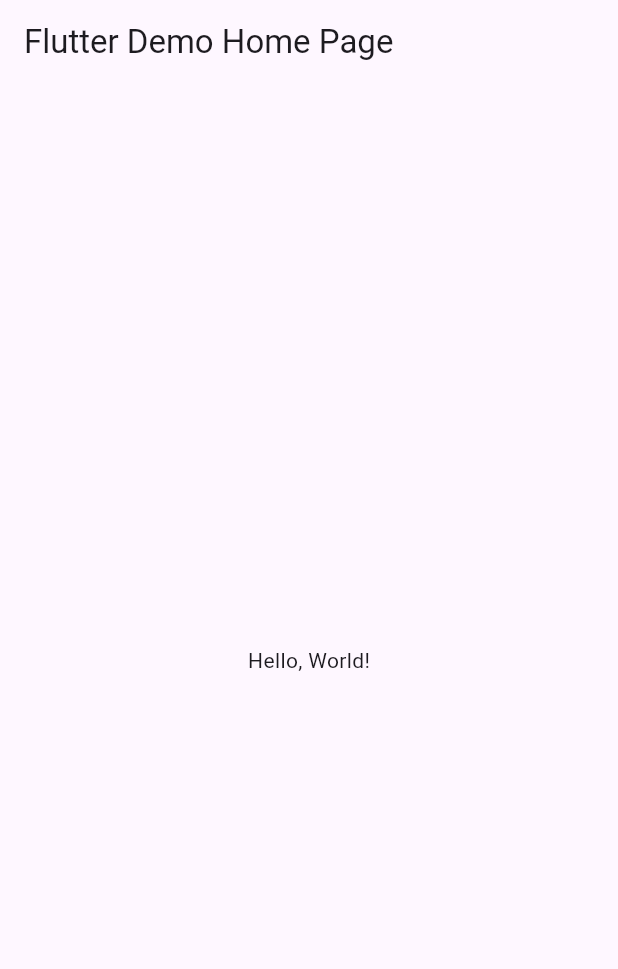
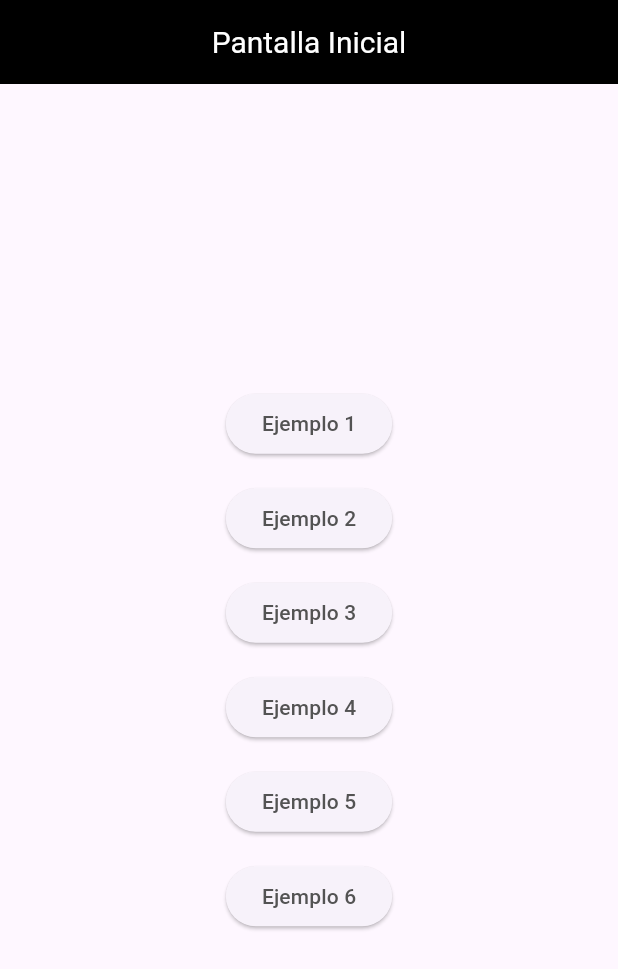
Before and after one commit to JToledo19/act7, a Flutter app: the screen it shows after launch, on a phone screen of 412 x 824 dp. Shown: the top 969 px of the screen. Run offline on Flutter 3.47's test engine with Material 3 defaults, Android fonts, the phone set to English and light mode, and no system bars.

```diff
--- /dev/null
+++ b/lib/inicial.dart
@@ -0,0 +1,91 @@
+import 'package:flutter/material.dart';
+
+class Inicial extends StatelessWidget {
+  const Inicial({Key? key}) : super(key: key);
+
+  @override
+  Widget build(BuildContext context) {
+    return Scaffold(
+      appBar: AppBar(
+        backgroundColor: const Color(0xff000000),
+        iconTheme: const IconThemeData(color: Colors.white),
+        title: const Center(
+          child: Text(
+            'Pantalla Inicial',
+            style: TextStyle(
+              color: Color(0xffffffff),
+              fontSize: 20.0,
+            ),
+          ),
+        ),
+      ),
+      body: Center(
+        child: Column(
+          mainAxisAlignment: MainAxisAlignment.center,
+          crossAxisAlignment: CrossAxisAlignment.center,
+          children: [
+            ElevatedButton(
+              onPressed: () {
+                Navigator.pushNamed(context, '/pantalla2');
+              },
+              style: ElevatedButton.styleFrom(
+                foregroundColor: Color(0xff535353), // Color del texto
+              ),
+              child: const Text('Ejemplo 1'),
+            ),
+            SizedBox(height: 15),
+            ElevatedButton(
+              onPressed: () {
+                Navigator.pushNamed(context, '/pantalla3');
+              },
+              style: ElevatedButton.styleFrom(
+                foregroundColor: Color(0xff535353),
+              ),
+              child: const Text('Ejemplo 2'),
+            ),
+            SizedBox(height: 15),
+            ElevatedButton(
+              onPressed: () {
+                Navigator.pushNamed(context, '/pantalla4');
+              },
+              style: ElevatedButton.styleFrom(
+                foregroundColor: Color(0xff535353),
+              ),
+              child: const Text('Ejemplo 3'),
+            ),
+            SizedBox(height: 15),
+            ElevatedButton(
+              onPressed: () {
+                Navigator.pushNamed(context, '/pantalla5');
+              },
+              style: ElevatedButton.styleFrom(
+                foregroundColor: Color(0xff535353),
+              ),
+              child: const Text('Ejemplo 4'),
+            ),
+            SizedBox(height: 15),
+            ElevatedButton(
+              onPressed: () {
+                Navigator.pushNamed(context, '/pantalla6');
+              },
+              style: ElevatedButton.styleFrom(
+                foregroundColor: Color(0xff535353),
+              ),
+              child: const Text('Ejemplo 5'),
+            ),
+            SizedBox(height: 15),
+            ElevatedButton(
+              onPressed: () {
+                Navigator.pushNamed(context, '/pantalla7');
+              },
+              style: ElevatedButton.styleFrom(
+                foregroundColor: Color(0xff535353),
+              ),
+              child: const Text('Ejemplo 6'),
+            ),
+          ],
+        ),
+      ),
+    );
+  }
+}
--- a/lib/main.dart
+++ b/lib/main.dart
@@ -1,43 +1,34 @@
 import 'package:flutter/material.dart';
+import 'package:act7/inicial.dart';
+import 'package:act7/pag1.dart';
+import 'package:act7/pag2.dart';
+import 'package:act7/pag3.dart';
+import 'package:act7/pag4.dart';
+import 'package:act7/pag5.dart';
+import 'package:act7/pag6.dart';
 
-void main() => runApp(MyApp());
+void main() => runApp(Actividad());
 
-class MyApp extends StatelessWidget {
-  const MyApp({super.key});
-  // This widget is the root of your application.
+class Actividad extends StatelessWidget {
+  const Actividad({Key? key}) : super(key: key);
+
   @override
   Widget build(BuildContext context) {
     return MaterialApp(
-      // Application name
-      title: 'Flutter Hello World',
-      // Application theme data, you can set the colors for the application as
-      // you want
-      theme: ThemeData(
-        // useMaterial3: false,
-        primarySwatch: Colors.blue,
-      ),
-      // A widget which will be started on application startup
-      home: MyHomePage(title: 'Flutter Demo Home Page'),
+      debugShowCheckedModeBanner: false,
+      title: 'Widgets',
+      initialRoute: '/',
+      routes: {
+        // When navigating to the "/" route, build the FirstScreen widget.
+        '/': (context) => const Inicial(),
+
+        '/pantalla2': (context) => const Ejemplo_1(),
+        '/pantalla3': (context) => const Ejemplo_2(),
+        '/pantalla4': (context) => const Ejemplo_3(),
+        '/pantalla5': (context) => const Ejemplo_4(),
+        '/pantalla6': (context) => const Ejemplo_5(),
+        '/pantalla7': (context) => const Ejemplo_6(),
+      },
     );
   }
 }
-
-class MyHomePage extends StatelessWidget {
-  final String title;
-  const MyHomePage({super.key, required this.title});
-
-  @override
-  Widget build(BuildContext context) {
-    return Scaffold(
-      appBar: AppBar(
-        // The title text which will be shown on the action bar
-        title: Text(title),
-      ),
-      body: Center(
-        child: Text(
-          'Hello, World!',
-        ),
-      ),
-    );
-  }
-}
```
Also changed, not shown: lib/pag1.dart (added, +65 -0 lines), lib/pag2.dart (added, +43 -0 lines), lib/pag3.dart (added, +44 -0 lines), lib/pag4.dart (added, +46 -0 lines), lib/pag5.dart (added, +41 -0 lines), lib/pag6.dart (added, +47 -0 lines).
